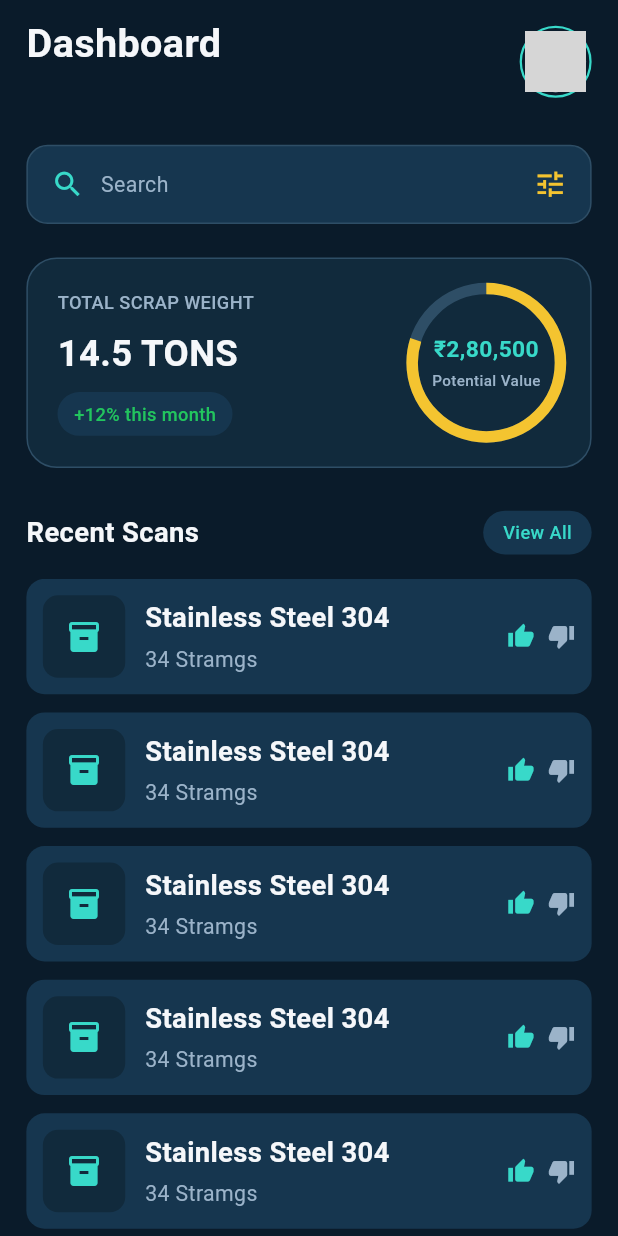
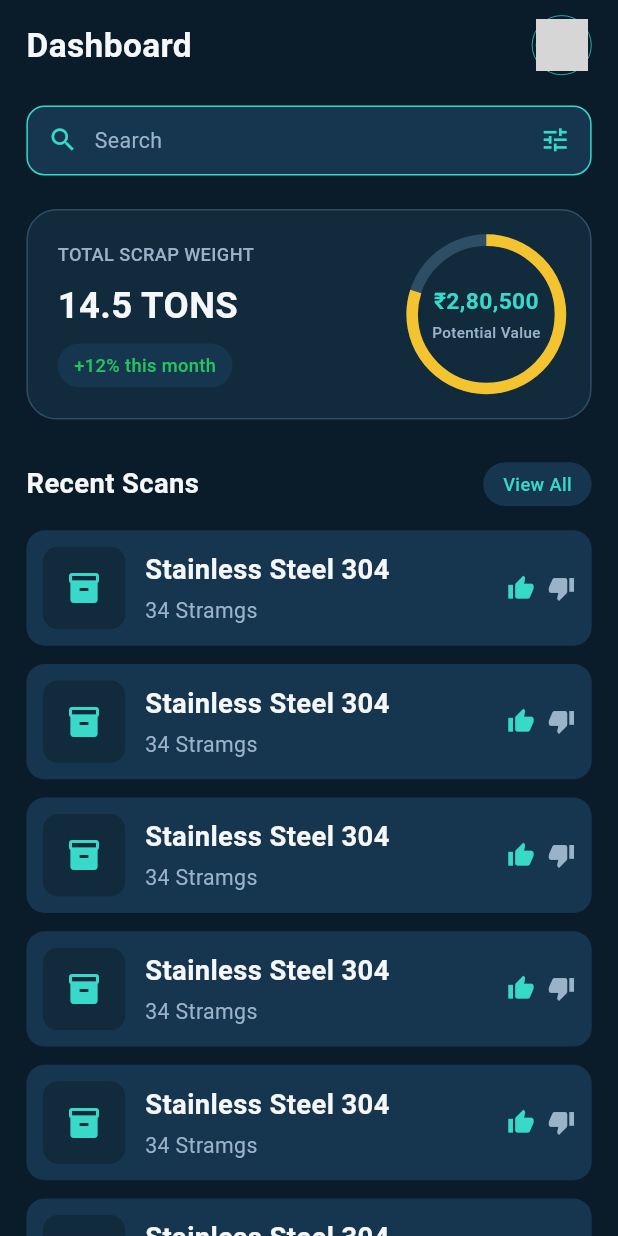
Before and after one commit to krish-solanki/scrape_application, a Flutter app: the DashboardScreen screen opened directly, on a phone screen of 412 x 824 dp. Run offline on Flutter 3.47's test engine with Material 3 defaults, Android fonts, the phone set to English and light mode, and no system bars; our stand-ins replace camera, cloud_firestore, firebase_auth, firebase_core, flutter_screenutil, hive and 2 more; missing offline and left inert: tflite_flutter; accounts and stored records are empty; network calls fail; Roboto replaces fonts that are missing (Poppins); grey boxes are pictures that could not be loaded.

Commit message:
Fix UI and do chages in UI

```diff
--- a/lib/core/utils/loaderHelper.dart
+++ b/lib/core/utils/loaderHelper.dart
@@ -1,5 +1,5 @@
+import 'package:flutter/material.dart';
 import 'package:scrape_application/core/constants/app_loader.dart';
-import 'package:flutter/material.dart';
 
 class LoaderHelper {
   static void show(BuildContext context) {
--- a/lib/features/dashboard/screens/dashboard_screen.dart
+++ b/lib/features/dashboard/screens/dashboard_screen.dart
@@ -55,19 +55,7 @@
                         crossAxisAlignment: CrossAxisAlignment.start,
 
                         children: [
-                          Text(
-                            strings.dashboard,
-                            style: AppTextStyles.heading.copyWith(
-                              fontSize: 26.sp,
-                            ),
-                          ),
-
-                          SizedBox(height: 4.h),
-
-                          Text(
-                            controller.user?.name ?? "",
-                            style: AppTextStyles.body,
-                          ),
+                          Text(strings.dashboard, style: AppTextStyles.heading),
                         ],
                       ),
 
@@ -79,14 +67,12 @@
 
                           border: Border.all(
                             color: AppColors.primary,
-
-                            width: 1.5,
+                            width: 0.5,
                           ),
                         ),
 
                         child: CircleAvatar(
-                          radius: 20.r,
-
+                          radius: 17.r,
                           backgroundImage:
                               controller.user != null &&
                                   controller.user!.image.isNotEmpty
@@ -101,44 +87,29 @@
                     ],
                   ),
 
-                  SizedBox(height: 24.h),
+                  SizedBox(height: 20.h),
 
                   Container(
                     padding: EdgeInsets.symmetric(
-                      horizontal: 14.w,
-                      vertical: 14.h,
+                      horizontal: 12.w,
+                      vertical: 12.h,
                     ),
-
                     decoration: BoxDecoration(
                       color: AppColors.surface,
-
-                      borderRadius: BorderRadius.circular(14.r),
-
-                      border: Border.all(color: AppColors.border),
+                      borderRadius: BorderRadius.circular(12.r),
+                      border: Border.all(color: AppColors.primary),
                     ),
-
                     child: Row(
                       children: [
                         Icon(
                           Icons.search,
                           color: AppColors.primary,
-                          size: 22.sp,
+                          size: 20.sp,
                         ),
-
                         SizedBox(width: 10.w),
-
-                        Text(
-                          "Search",
-                          style: AppTextStyles.body.copyWith(fontSize: 14.sp),
-                        ),
-
-                        const Spacer(),
-
-                        Icon(
-                          Icons.tune,
-                          color: AppColors.highlight,
-                          size: 22.sp,
-                        ),
+                        Text("Search", style: AppTextStyles.body),
+                        Spacer(),
+                        Icon(Icons.tune, color: AppColors.primary, size: 20.sp),
                       ],
                     ),
                   ),
--- a/lib/features/profile/controller/profile_controller.dart
+++ b/lib/features/profile/controller/profile_controller.dart
@@ -6,7 +6,6 @@
 class ProfileController extends ChangeNotifier {
   final ProfileService profileService = ProfileService();
   UserModel? user;
-
   bool isLoading = true;
 
   Future<void> getUserData() async {
--- a/lib/main.dart
+++ b/lib/main.dart
@@ -7,10 +7,10 @@
 import 'package:scrape_application/features/auth/controllers/auth_controller.dart';
 import 'package:scrape_application/features/auth/screens/session_check_screen.dart';
 import 'package:scrape_application/features/dashboard/controller/dashboard_controller.dart';
+import 'package:scrape_application/features/inventory/controllers/inventory_controller.dart';
 import 'package:scrape_application/features/profile/controller/profile_controller.dart';
 import 'package:scrape_application/features/scan/controllers/scan_controller.dart';
 import 'package:scrape_application/firebase_options.dart';
-import 'package:scrape_application/shared/widgets/bottom_nav_bar.dart';
 
 late List<CameraDescription> cameras;
 
@@ -28,6 +28,7 @@
         ChangeNotifierProvider(create: (_) => AuthController()),
         ChangeNotifierProvider(create: (_) => ProfileController()),
         ChangeNotifierProvider(create: (_) => DashboardController()),
+        ChangeNotifierProvider(create: (_) => InventoryController()),
         ChangeNotifierProvider.value(value: scanController),
       ],
       child: const MyApp(),
```
Also changed, not shown: lib/features/auth/controllers/auth_controller.dart (+21 -5 lines), lib/features/profile/screen/profile_screen.dart (+3 -18 lines), pubspec.lock.
